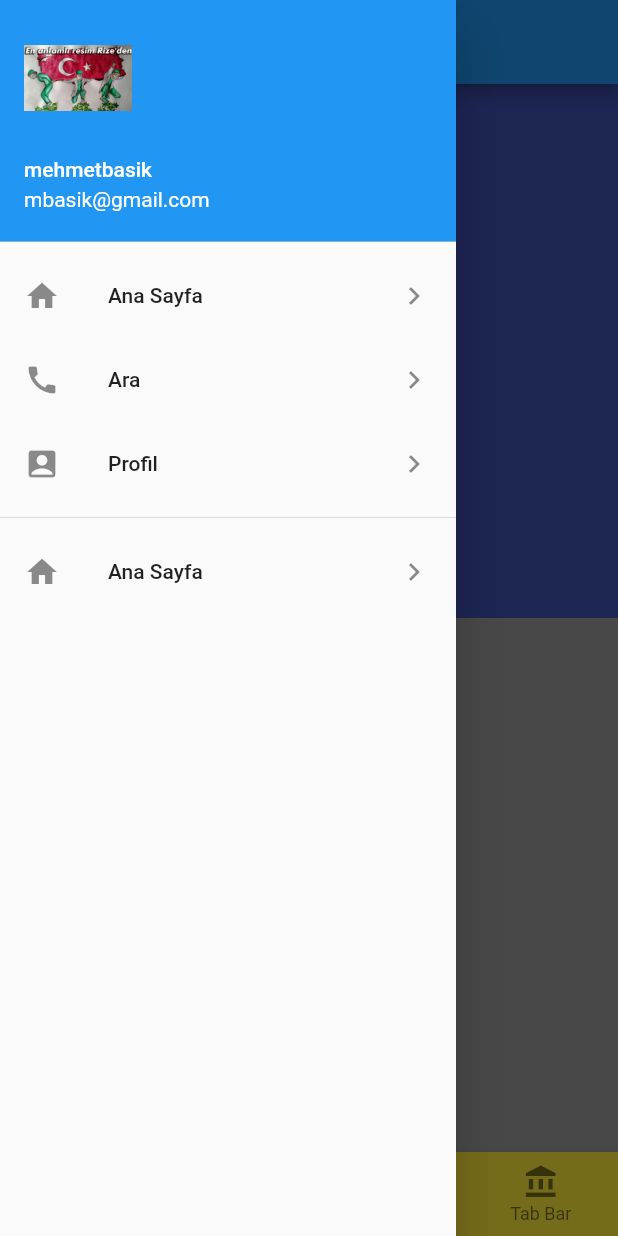
After one commit to mutesellim/yeni-projeler, a Flutter app: the DrawerMenu screen opened directly, item 3 of the bottom bar chosen, in the side drawer, after a tap on "Ana Sayfa", on a phone screen of 412 x 824 dp. The commit adds this screen. Run offline on Flutter 3.47's test engine with Material 2 defaults, Android fonts, the phone set to English and light mode, and no system bars; our stand-ins replace toast.

Commit message:
20Temmuz

```diff
--- /dev/null
+++ b/lib/UI/anasayfa.dart
@@ -0,0 +1,48 @@
+import 'package:flutter/material.dart';
+import 'package:flutter_projects/models/Veri.dart';
+
+class Anasayfa extends StatefulWidget {
+  Anasayfa(Key k) : super(key: k);
+
+  @override
+  _AnasayfaState createState() => _AnasayfaState();
+}
+
+class _AnasayfaState extends State<Anasayfa> {
+  List<Veri> tumVeriler;
+
+  @override
+  void initState() {
+    // TODO: implement initState
+    super.initState();
+    tumVeriler = [
+      Veri("Biz Kimiz", false, "Icerik"),
+      Veri("Biz Kimiz2", false, "Icerik"),
+      Veri("Biz Kimiz3", false, "Icerik"),
+      Veri("Biz Kimiz4", false, "Icerik"),
+      Veri("Biz Kimiz5", false, "Icerik"),
+    ];
+  }
+
+  @override
+  Widget build(BuildContext context) {
+    return ListView.builder(
+      itemBuilder: (context, index) {
+        return ExpansionTile(
+          key: PageStorageKey("$index"),
+          initiallyExpanded: tumVeriler[index].expanded,
+          title: Text(tumVeriler[index].baslik),
+          children: <Widget>[
+            Container(
+              color: index % 2 == 0 ? Colors.red : Colors.purple,
+              height: 100,
+              width: double.infinity,
+              child: Text(tumVeriler[index].icerik),
+            )
+          ],
+        );
+      },
+      itemCount: tumVeriler.length,
+    );
+  }
+}
--- /dev/null
+++ b/lib/UI/drawer_layout.dart
@@ -0,0 +1,122 @@
+import 'package:flutter/material.dart';
+import 'package:flutter_projects/UI/pageView.dart';
+import 'package:flutter_projects/UI/tab_ornek.dart';
+
+import 'anasayfa.dart';
+import 'aramasayfasi.dart';
+
+class DrawerMenu extends StatefulWidget {
+  @override
+  _DrawerMenuState createState() => _DrawerMenuState();
+}
+
+class _DrawerMenuState extends State<DrawerMenu> {
+  int secilenMenuItem = 0;
+  List<Widget> tumSayfalar;
+  Anasayfa sayfaAna;
+  AramaSayfasi sayfaArama;
+  PageViewOrnek pageViewOrnek;
+
+  var keyAnaSayfa = PageStorageKey("key_ana_sayfa");
+  var keyAramaSayfasi = PageStorageKey("key_arama_sayfa");
+
+  @override
+  void initState() {
+    // TODO: implement initState
+    super.initState();
+    sayfaAna = Anasayfa(keyAnaSayfa);
+    sayfaArama = AramaSayfasi(keyAramaSayfasi);
+    pageViewOrnek = PageViewOrnek();
+    tumSayfalar = [sayfaAna, sayfaArama, pageViewOrnek];
+  }
+
+  @override
+  Widget build(BuildContext context) {
+    return Scaffold(
+      appBar: AppBar(
+        title: Text("Drawer"),
+      ),
+      body: tumSayfalar[secilenMenuItem],
+      bottomNavigationBar: Theme(
+        data: ThemeData(
+          canvasColor: Colors.yellow,
+          primaryColor: Colors.red,
+        ),
+        child: BottomNavigationBar(
+          items: <BottomNavigationBarItem>[
+            BottomNavigationBarItem(
+              icon: Icon(Icons.home),
+              title: Text("Anasayfa"),
+            ),
+            BottomNavigationBarItem(
+              icon: Icon(Icons.add),
+              title: Text("Ekle"),
+            ),
+            BottomNavigationBarItem(
+              icon: Icon(Icons.account_box),
+              title: Text("Kullanici"),
+            ),
+            BottomNavigationBarItem(
+              icon: Icon(Icons.account_balance),
+              title: Text("Tab Bar"),
+            ),
+          ],
+          type: BottomNavigationBarType.fixed,
+          currentIndex: secilenMenuItem,
+          onTap: (index) {
+            setState(() {
+              secilenMenuItem = index;
+              if (index == 3) {
+                Navigator.of(context)
+                    .push(MaterialPageRoute(builder: (context) => TabOrnek()))
+                    .then((bb) => secilenMenuItem = 0);
+              }
+            });
+          },
+        ),
+      ),
+      drawer: Drawer(
+        child: Column(
+          children: <Widget>[
+            UserAccountsDrawerHeader(
+              accountName: Text("mehmetbasik"),
+              accountEmail: Text("mbasik@gmail.com"),
+              currentAccountPicture: Image.asset("assets/images/resim.png"),
+            ),
+            Expanded(
+              child: ListView(
+                children: <Widget>[
+                  ListTile(
+                    leading: Icon(Icons.home),
+                    title: Text("Ana Sayfa"),
+                    trailing: Icon(Icons.chevron_right),
+                  ),
+                  ListTile(
+                    leading: Icon(Icons.call),
+                    title: Text("Ara"),
+                    trailing: Icon(Icons.chevron_right),
+                  ),
+                  ListTile(
+                    leading: Icon(Icons.account_box),
+                    title: Text("Profil"),
+                    trailing: Icon(Icons.chevron_right),
+                  ),
+                  Divider(),
+                  InkWell(
+                    onTap: () {},
+                    splashColor: Colors.amber,
+                    child: ListTile(
+                      leading: Icon(Icons.home),
+                      title: Text("Ana Sayfa"),
+                      trailing: Icon(Icons.chevron_right),
+                    ),
+                  ),
+                ],
+              ),
+            ),
+          ],
+        ),
+      ),
+    );
+  }
+}
--- a/lib/UI/fontlar.dart
+++ b/lib/UI/fontlar.dart
@@ -4,11 +4,15 @@ class fontKullanimi extends StatelessWidget {
   @override
   Widget build(BuildContext context) {
     return Scaffold(
+
       appBar: AppBar(
         title: Text("Flutter Font Dersleri"),
       ),
       body: Center(
-        child: Text("Kişisel Font Kullanımı",style:TextStyle(fontFamily:"Elyazisi",fontSize: 24),),
+        child: Text(
+          "Kişisel Font Kullanımı",
+          style: TextStyle(fontFamily: "Elyazisi", fontSize: 24),
+        ),
       ),
     );
   }
--- /dev/null
+++ b/lib/UI/pageView.dart
@@ -0,0 +1,119 @@
+import 'package:flutter/material.dart';
+
+class PageViewOrnek extends StatefulWidget {
+  @override
+  _PageViewOrnekState createState() => _PageViewOrnekState();
+}
+
+class _PageViewOrnekState extends State<PageViewOrnek> {
+  var myController =
+      PageController(initialPage: 0, keepPage: true, viewportFraction: 1);
+  bool yatayEksen = true;
+  bool pageSnapping = true;
+  bool reverseSira = false;
+
+  @override
+  Widget build(BuildContext context) {
+    return Column(
+      children: <Widget>[
+        Expanded(
+          child: PageView(
+            scrollDirection:
+                yatayEksen == true ? Axis.horizontal : Axis.vertical,
+            reverse: reverseSira,
+            controller: myController,
+            pageSnapping: pageSnapping,
+            onPageChanged: (index) {
+              debugPrint("page changeden gelen veri $index");
+            },
+            children: <Widget>[
+              Container(
+                width: double.infinity,
+                height: 300,
+                color: Colors.indigo,
+                child: Center(
+                  child: Text("Sayfa 1"),
+                ),
+              ),
+              Container(
+                width: double.infinity,
+                height: 300,
+                color: Colors.red,
+                child: Center(
+                  child: Text("Sayfa 2"),
+                ),
+              ),
+              Container(
+                width: double.infinity,
+                height: 300,
+                color: Colors.yellow,
+                child: Center(
+                  child: Text("Sayfa 3"),
+                ),
+              ),
+            ],
+          ),
+        ),
+        Expanded(
+          child: Container(
+            width: double.infinity,
+            height: 200,
+            color: Colors.grey,
+            child: Column(
+              children: <Widget>[
+                Padding(
+                  padding: const EdgeInsets.all(8.0),
+                  child: Row(
+                    children: <Widget>[
+                      Text("Yatay Eksende Çalış"),
+                      Checkbox(
+                        value: yatayEksen,
+                        onChanged: (b) {
+                          setState(() {
+                            yatayEksen = b;
+                          });
+                        },
+                      )
+                    ],
+                  ),
+                ),
+                Padding(
+                  padding: const EdgeInsets.all(8.0),
+                  child: Row(
+                    children: <Widget>[
+                      Text("Page Snapping"),
+                      Checkbox(
+                        value: pageSnapping,
+                        onChanged: (b) {
+                          setState(() {
+                            pageSnapping = b;
+                          });
+                        },
+                      )
+                    ],
+                  ),
+                ),
+                Padding(
+                  padding: const EdgeInsets.all(8.0),
+                  child: Row(
+                    children: <Widget>[
+                      Text("Ters Sira"),
+                      Checkbox(
+                        value: reverseSira,
+                        onChanged: (b) {
+                          setState(() {
+                            reverseSira = b;
+                          });
+                        },
+                      )
+                    ],
+                  ),
+                )
+              ],
+            ),
+          ),
+        ),
+      ],
+    );
+  }
+}
--- /dev/null
+++ b/lib/UI/tab_ornek.dart
@@ -0,0 +1,77 @@
+import 'package:flutter/material.dart';
+
+class TabOrnek extends StatefulWidget {
+  @override
+  _TabOrnekState createState() => _TabOrnekState();
+}
+
+class _TabOrnekState extends State<TabOrnek>
+    with SingleTickerProviderStateMixin {
+  TabController tabController;
+
+  @override
+  void initState() {
+    // TODO: implement initState
+    super.initState();
+    tabController = TabController(length: 3, vsync: this);
+  }
+
+  @override
+  Widget build(BuildContext context) {
+    return Scaffold(
+      appBar: AppBar(
+        title: Text("Tab Kullanımı"),
+        bottom: TabBarim(),
+      ),
+      bottomNavigationBar: AltTabBarim(),
+      body: TabBarView(controller:tabController,children: <Widget>[
+        Container(color:Colors.red,child: Text("Tab1",style: TextStyle(fontSize: 48),),),
+        Container(color:Colors.green,child: Text("Tab2",style: TextStyle(fontSize: 48),),),
+        Container(color:Colors.blue,child: Text("Tab3",style: TextStyle(fontSize: 48),),),
+      ],),
+    );
+  }
+
+  TabBar TabBarim() {
+    return TabBar(
+        controller: tabController,
+        tabs: <Widget>[
+          Tab(
+            icon: Icon(Icons.keyboard),
+            text: ("Tab 1"),
+          ),
+          Tab(
+            icon: Icon(Icons.save),
+            text: ("Tab 2"),
+          ),
+          Tab(
+            icon: Icon(Icons.error),
+            text: ("Tab 3"),
+          ),
+        ],
+      );
+  }
+
+  Widget AltTabBarim() {
+    return Container(
+      color: Colors.teal,
+      child: TabBar(
+        controller: tabController,
+        tabs: <Widget>[
+          Tab(
+            icon: Icon(Icons.keyboard),
+            text: ("Tab 1"),
+          ),
+          Tab(
+            icon: Icon(Icons.save),
+            text: ("Tab 2"),
+          ),
+          Tab(
+            icon: Icon(Icons.error),
+            text: ("Tab 3"),
+          ),
+        ],
+      ),
+    );
+  }
+}
```
Also changed, not shown: lib/UI/aramasayfasi.dart (added, +24 -0 lines), lib/main.dart (+79 -9 lines), lib/models/Veri.dart (added, +7 -0 lines).
